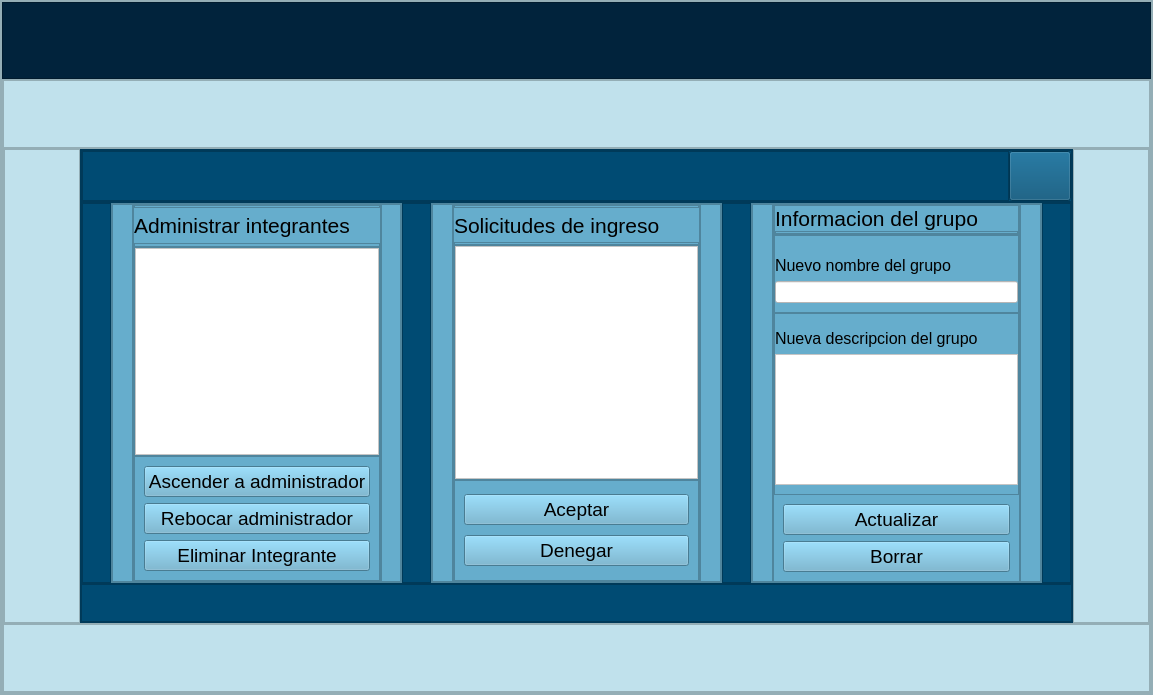
Qt form src/resources/interface/Ventana_AdministracionGrupos.ui (Yosoyepa/MyUnApp) before a commit.
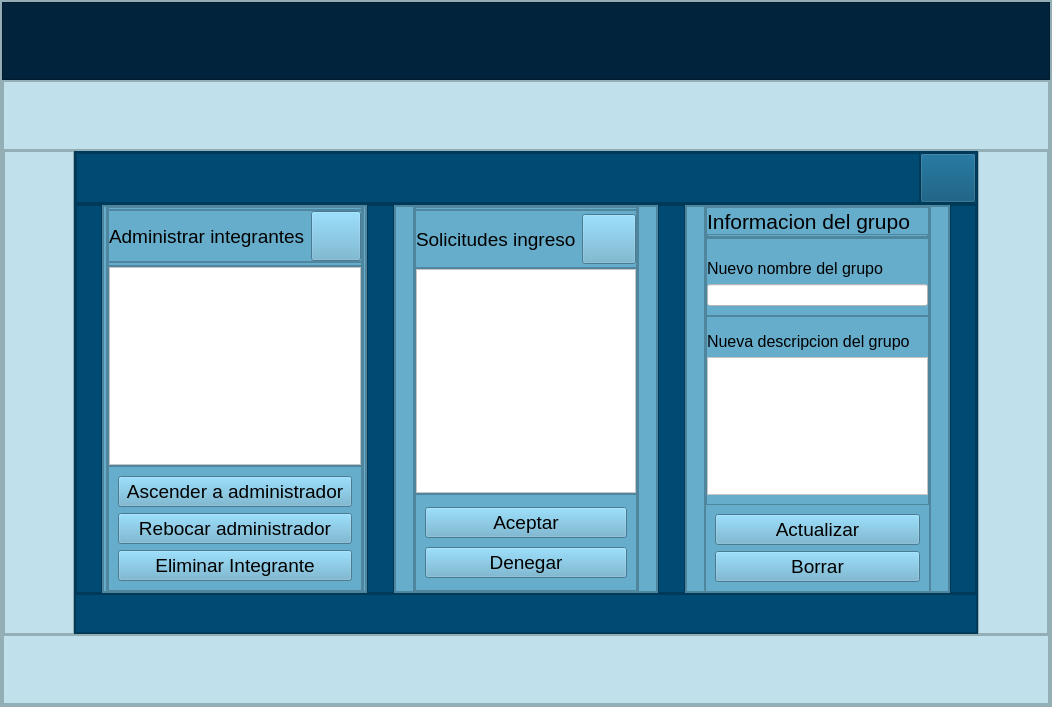
The same form after that commit. Icons and pictures are not drawn.

Diff of the .ui file:
```diff
--- a/src/resources/interface/Ventana_AdministracionGrupos.ui
+++ b/src/resources/interface/Ventana_AdministracionGrupos.ui
@@ -6,8 +6,8 @@
    <rect>
     <x>0</x>
     <y>0</y>
-    <width>1153</width>
-    <height>695</height>
+    <width>1052</width>
+    <height>707</height>
    </rect>
   </property>
   <property name="windowTitle">
@@ -347,7 +347,7 @@
                            <property name="frameShadow">
                             <enum>QFrame::Raised</enum>
                            </property>
-                           <layout class="QVBoxLayout" name="verticalLayout_6" stretch="1,10,1,60,25">
+                           <layout class="QVBoxLayout" name="verticalLayout_6" stretch="1,15,1,60,25">
                             <property name="spacing">
                              <number>0</number>
                             </property>
@@ -374,15 +374,62 @@
                              </widget>
                             </item>
                             <item>
-                             <widget class="QLabel" name="label">
-                              <property name="font">
-                               <font>
-                                <pointsize>16</pointsize>
-                               </font>
+                             <widget class="QFrame" name="frame_5">
+                              <property name="frameShape">
+                               <enum>QFrame::StyledPanel</enum>
                               </property>
-                              <property name="text">
-                               <string>Administrar integrantes</string>
+                              <property name="frameShadow">
+                               <enum>QFrame::Raised</enum>
                               </property>
+                              <layout class="QHBoxLayout" name="horizontalLayout_5" stretch="5,2">
+                               <property name="leftMargin">
+                                <number>0</number>
+                               </property>
+                               <property name="topMargin">
+                                <number>0</number>
+                               </property>
+                               <property name="rightMargin">
+                                <number>0</number>
+                               </property>
+                               <property name="bottomMargin">
+                                <number>0</number>
+                               </property>
+                               <item>
+                                <widget class="QLabel" name="label_2">
+                                 <property name="font">
+                                  <font>
+                                   <pointsize>14</pointsize>
+                                  </font>
+                                 </property>
+                                 <property name="text">
+                                  <string>Administrar integrantes</string>
+                                 </property>
+                                </widget>
+                               </item>
+                               <item>
+                                <widget class="QPushButton" name="Boton_Re1">
+                                 <property name="minimumSize">
+                                  <size>
+                                   <width>50</width>
+                                   <height>50</height>
+                                  </size>
+                                 </property>
+                                 <property name="text">
+                                  <string/>
+                                 </property>
+                                 <property name="icon">
+                                  <iconset resource="../QRC/imagenesInicioSesion.qrc">
+                                   <normaloff>:/newPrefix/Icons/Synchronize_Icon.png</normaloff>:/newPrefix/Icons/Synchronize_Icon.png</iconset>
+                                 </property>
+                                 <property name="iconSize">
+                                  <size>
+                                   <width>40</width>
+                                   <height>40</height>
+                                  </size>
+                                 </property>
+                                </widget>
+                               </item>
+                              </layout>
                              </widget>
                             </item>
                             <item>
@@ -405,8 +452,8 @@
                                 <rect>
                                  <x>0</x>
                                  <y>0</y>
-                                 <width>243</width>
-                                 <height>207</height>
+                                 <width>251</width>
+                                 <height>198</height>
                                 </rect>
                                </property>
                                <layout class="QVBoxLayout" name="verticalLayout_18">
@@ -561,7 +608,7 @@
                            <property name="frameShadow">
                             <enum>QFrame::Raised</enum>
                            </property>
-                           <layout class="QVBoxLayout" name="verticalLayout_10" stretch="1,10,1,70,30">
+                           <layout class="QVBoxLayout" name="verticalLayout_10" stretch="1,18,70,30">
                             <property name="spacing">
                              <number>0</number>
                             </property>
@@ -587,18 +634,6 @@
                               </property>
                              </widget>
                             </item>
-                            <item>
-                             <widget class="QLabel" name="label_5">
-                              <property name="font">
-                               <font>
-                                <pointsize>16</pointsize>
-                               </font>
-                              </property>
-                              <property name="text">
-                               <string>Solicitudes de ingreso</string>
-                              </property>
-                             </widget>
-                            </item>
                             <item>
                              <widget class="QFrame" name="frame_57">
                               <property name="frameShape">
@@ -607,6 +642,55 @@
                               <property name="frameShadow">
                                <enum>QFrame::Raised</enum>
                               </property>
+                              <layout class="QHBoxLayout" name="horizontalLayout_6" stretch="5,2">
+                               <property name="leftMargin">
+                                <number>0</number>
+                               </property>
+                               <property name="topMargin">
+                                <number>0</number>
+                               </property>
+                               <property name="rightMargin">
+                                <number>0</number>
+                               </property>
+                               <property name="bottomMargin">
+                                <number>0</number>
+                               </property>
+                               <item>
+                                <widget class="QLabel" name="label">
+                                 <property name="font">
+                                  <font>
+                                   <pointsize>14</pointsize>
+                                  </font>
+                                 </property>
+                                 <property name="text">
+                                  <string>Solicitudes ingreso</string>
+                                 </property>
+                                </widget>
+                               </item>
+                               <item>
+                                <widget class="QPushButton" name="Boton_Re2">
+                                 <property name="minimumSize">
+                                  <size>
+                                   <width>50</width>
+                                   <height>50</height>
+                                  </size>
+                                 </property>
+                                 <property name="text">
+                                  <string/>
+                                 </property>
+                                 <property name="icon">
+                                  <iconset resource="../QRC/imagenesInicioSesion.qrc">
+                                   <normaloff>:/newPrefix/Icons/Synchronize_Icon.png</normaloff>:/newPrefix/Icons/Synchronize_Icon.png</iconset>
+                                 </property>
+                                 <property name="iconSize">
+                                  <size>
+                                   <width>40</width>
+                                   <height>40</height>
+                                  </size>
+                                 </property>
+                                </widget>
+                               </item>
+                              </layout>
                              </widget>
                             </item>
                             <item>
@@ -619,8 +703,8 @@
                                 <rect>
                                  <x>0</x>
                                  <y>0</y>
-                                 <width>243</width>
-                                 <height>233</height>
+                                 <width>220</width>
+                                 <height>224</height>
                                 </rect>
                                </property>
                                <layout class="QVBoxLayout" name="verticalLayout_19">
```
